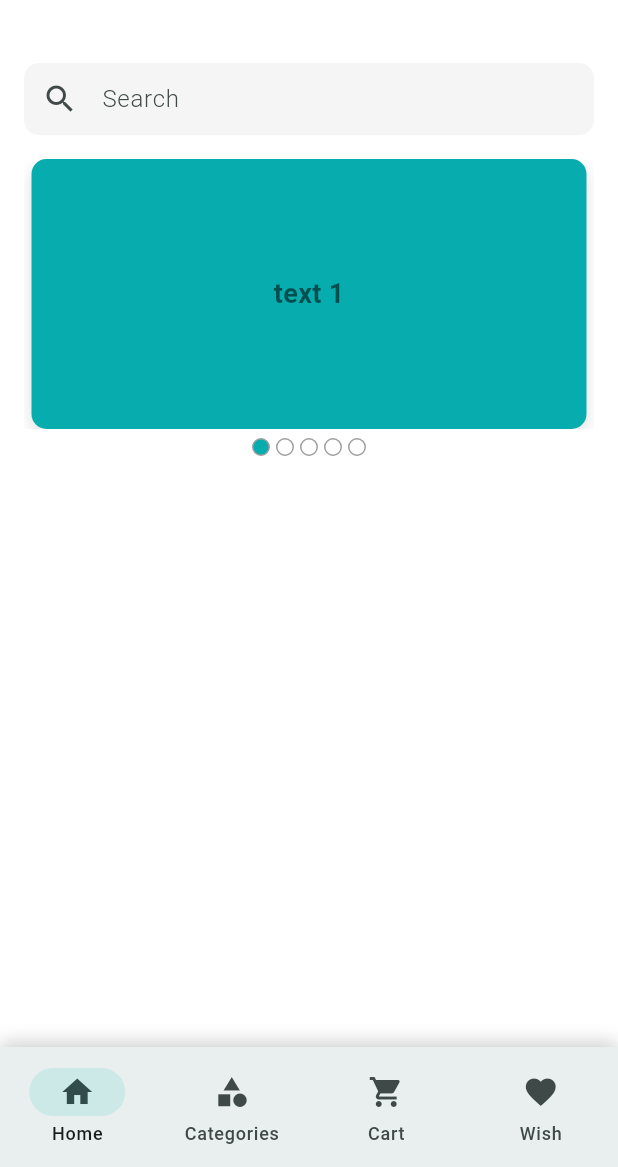
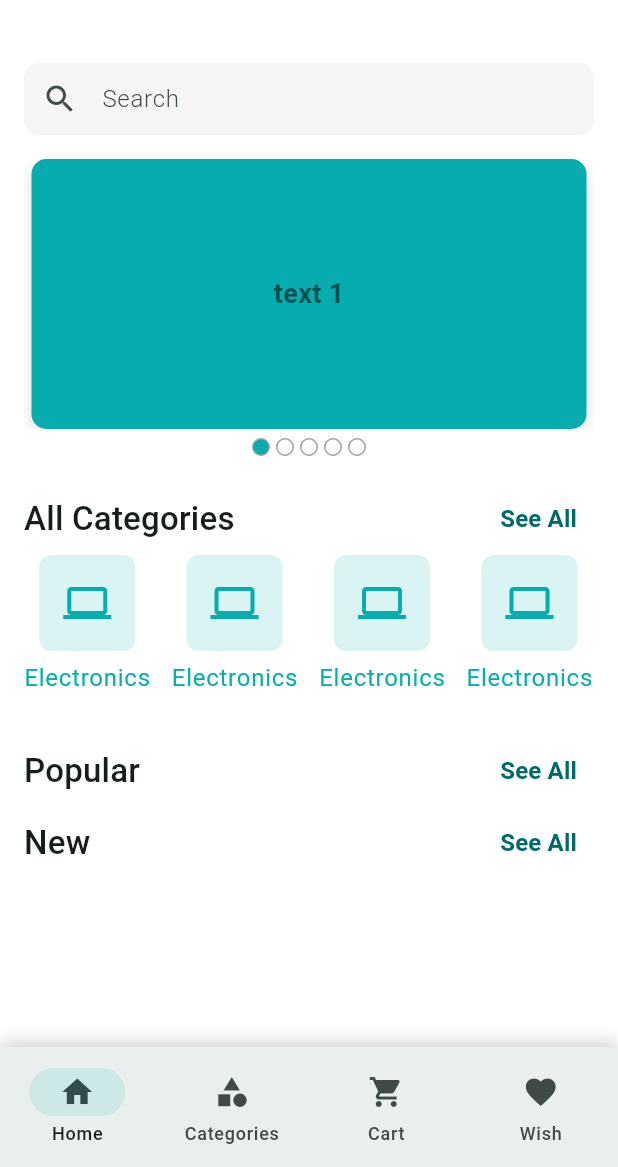
Before and after one commit to OnoPUNPUN/e_commerce, a Flutter app: the BottomNavbarScreen screen opened directly, on a phone screen of 412 x 824 dp, the part 69-1236 px from its top. Run offline on Flutter 3.47's test engine with Material 3 defaults, Android fonts, the phone set to English and light mode, and no system bars; drawn by our look-alikes of carousel_slider; our stand-ins replace email_validator, firebase_analytics, firebase_core, firebase_crashlytics, flutter_svg, get and 2 more; accounts and stored records are empty.

Commit message:
Added Categories Screen also updated the navbar

```diff
--- a/lib/app/app_theme.dart
+++ b/lib/app/app_theme.dart
@@ -25,6 +25,14 @@ class AppTheme {
         fontSize: 16,
         fontWeight: FontWeight.w600,
         color: Colors.white,
+      ),
+      titleMedium: TextStyle(fontSize: 22),
+    ),
+    appBarTheme: AppBarTheme(
+      titleTextStyle: TextStyle(
+        fontSize: 18,
+        color: Colors.black,
+        fontWeight: FontWeight.w500,
       ),
     ),
   );
--- a/lib/features/auth/presentation/screens/bottom_navbar_screen.dart
+++ b/lib/features/auth/presentation/screens/bottom_navbar_screen.dart
@@ -1,5 +1,6 @@
 import 'package:e_commerce/features/auth/presentation/controllers/main_navbar_controller.dart';
 import 'package:e_commerce/features/auth/presentation/screens/home_screen.dart';
+import 'package:e_commerce/features/categories/presnetation/screens/categories_screen.dart';
 import 'package:flutter/material.dart';
 import 'package:get/get_state_manager/get_state_manager.dart';
 
@@ -15,7 +16,7 @@ class BottomNavbarScreen extends StatefulWidget {
 class _BottomNavbarScreenState extends State<BottomNavbarScreen> {
   final List<Widget> _screens = [
     HomeScreen(),
-    HomeScreen(),
+    CategoriesScreen(),
     HomeScreen(),
     HomeScreen(),
   ];
--- a/lib/features/auth/presentation/screens/home_screen.dart
+++ b/lib/features/auth/presentation/screens/home_screen.dart
@@ -1,8 +1,11 @@
 import 'package:e_commerce/app/asset_paths.dart';
+import 'package:e_commerce/features/auth/presentation/controllers/main_navbar_controller.dart';
 import 'package:e_commerce/features/auth/presentation/widgets/app_bar_icon.dart';
 import 'package:e_commerce/features/auth/presentation/widgets/home_banner_slider.dart';
+import 'package:e_commerce/features/shared/presentation/widgets/product_categories_item.dart';
 import 'package:flutter/material.dart';
 import 'package:flutter_svg/svg.dart';
+import 'package:get/get.dart';
 
 class HomeScreen extends StatefulWidget {
   const HomeScreen({super.key});
@@ -30,7 +33,8 @@ class _HomeScreenState extends State<HomeScreen> {
           ),
         ],
       ),
-      body: Padding(
+      body: SingleChildScrollView(
+        child: Padding(
           padding: const EdgeInsets.all(16),
           child: Column(
             children: [
@@ -38,9 +42,51 @@ class _HomeScreenState extends State<HomeScreen> {
               _buildSearchBar(),
               const SizedBox(height: 16),
               HomeBannerSlider(),
+              const SizedBox(height: 16),
+              _buildSectionHeader(
+                title: "All Categories",
+                onTap: () {
+                  Get.find<MainNavbarController>().moveToCategories();
+                },
+              ),
+              _buildCategoriesList(),
+              _buildSectionHeader(title: "Popular", onTap: () {}),
+              _buildSectionHeader(title: "New", onTap: () {}),
             ],
           ),
         ),
+      ),
+    );
+  }
+
+  SizedBox _buildCategoriesList() {
+    return SizedBox(
+      height: 120,
+      child: ListView.separated(
+        itemCount: 10,
+        primary: false,
+        shrinkWrap: true,
+        scrollDirection: Axis.horizontal,
+        itemBuilder: (context, index) {
+          return ProductCategoriesItem();
+        },
+        separatorBuilder: (context, index) {
+          return const SizedBox(width: 14);
+        },
+      ),
+    );
+  }
+
+  Widget _buildSectionHeader({
+    required String title,
+    required Function()? onTap,
+  }) {
+    return Row(
+      mainAxisAlignment: MainAxisAlignment.spaceBetween,
+      children: [
+        Text(title, style: Theme.of(context).textTheme.titleMedium),
+        TextButton(onPressed: onTap, child: Text('See All')),
+      ],
     );
   }
 
--- /dev/null
+++ b/lib/features/shared/presentation/widgets/product_categories_item.dart
@@ -0,0 +1,29 @@
+import 'package:e_commerce/app/app_colors.dart';
+import 'package:flutter/material.dart';
+
+class ProductCategoriesItem extends StatelessWidget {
+  const ProductCategoriesItem({super.key});
+
+  @override
+  Widget build(BuildContext context) {
+    return Column(
+      spacing: 6,
+      children: [
+        Container(
+          padding: const EdgeInsets.all(16),
+          decoration: BoxDecoration(
+            color: AppColors.themeColor.withValues(alpha: 0.15),
+            borderRadius: BorderRadius.circular(8),
+          ),
+          child: Icon(Icons.computer, size: 32, color: AppColors.themeColor),
+        ),
+        Text(
+          "Electronics",
+          style: Theme.of(
+            context,
+          ).textTheme.bodyLarge?.copyWith(color: AppColors.themeColor),
+        ),
+      ],
+    );
+  }
+}
```
Also changed, not shown: lib/features/auth/presentation/controllers/main_navbar_controller.dart (+8 -0 lines), lib/features/categories/presnetation/screens/categories_screen.dart (added, +48 -0 lines). Lines whose indentation alone changed are shown as unchanged.
